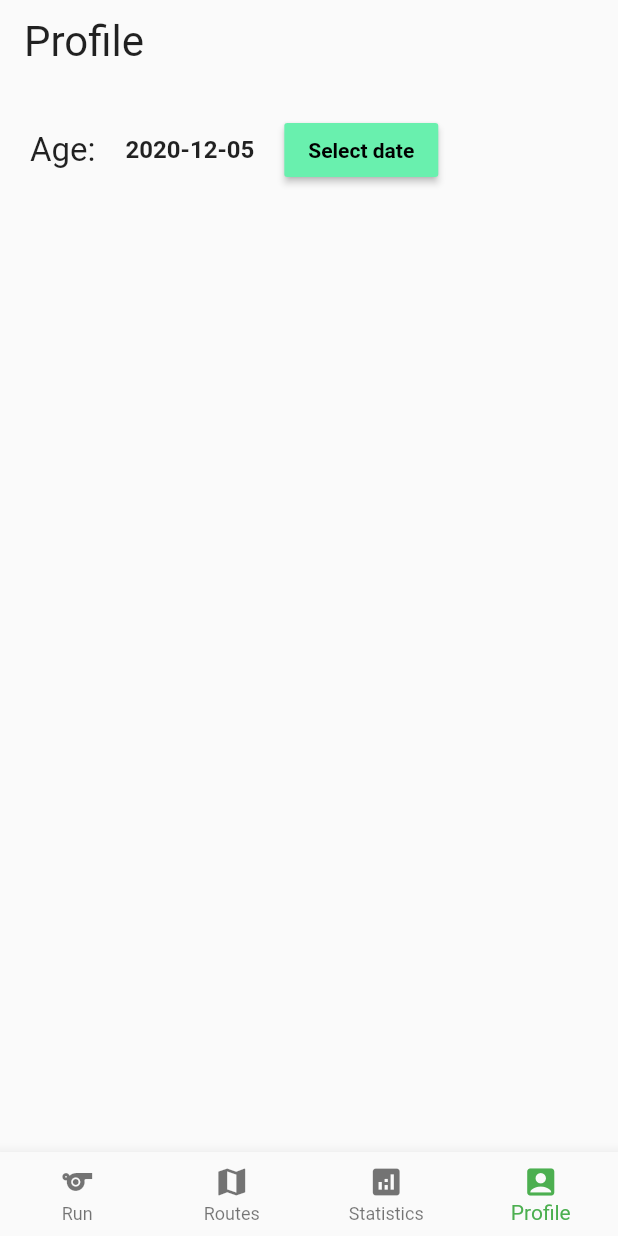
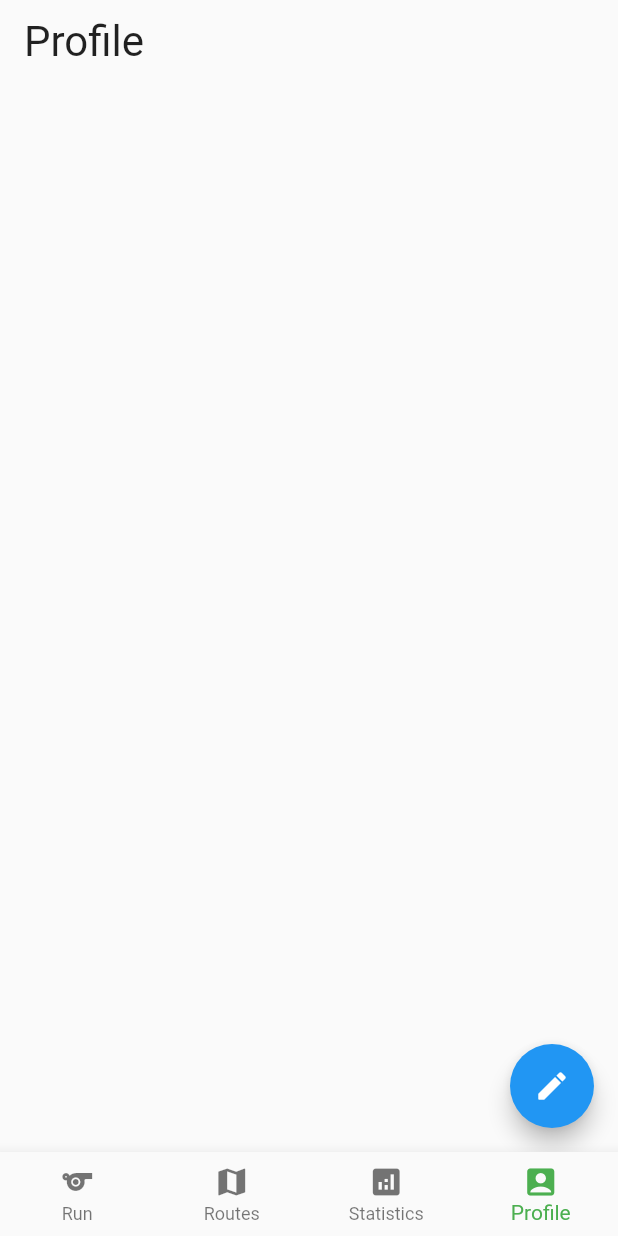
Before and after one commit to comp3330-group-5/Pacey, a Flutter app: the screen it shows after launch, item 4 of the bottom bar chosen, on a phone screen of 412 x 824 dp. Run offline on Flutter 3.47's test engine with Material 2 defaults, Android fonts, the phone set to English and light mode, and no system bars; our stand-ins replace google_fonts, google_maps_flutter; missing offline and left inert: flutter_statusbarcolor.

```diff
--- a/pacey/lib/Navigation.dart
+++ b/pacey/lib/Navigation.dart
@@ -2,7 +2,7 @@ import 'package:flutter/material.dart';
 import 'package:flutter_statusbarcolor/flutter_statusbarcolor.dart';
 import './RoutesPage.dart';
 import './StatisticsPage.dart';
-import './ProfilePage.dart';
+import './ProfilePage/ProfilePage.dart';
 import 'HomePage.dart';
 
 class Navigation extends StatefulWidget {
--- a/pacey/lib/ProfilePage.dart
+++ b/pacey/lib/ProfilePage/ProfilePage.dart
@@ -1,5 +1,7 @@
 import 'package:flutter/material.dart';
 import 'package:google_fonts/google_fonts.dart';
+
+import 'EditProfilePage.dart';
 
 class ProfilePage extends StatefulWidget {
   ProfilePage({Key key}) : super(key: key);
@@ -16,7 +18,7 @@ class _ProfilePageState extends State<ProfilePage> {
       context: context,
       initialDate: DateTime.now(),
       firstDate: DateTime(1940),
-      lastDate: DateTime(2021),
+      lastDate: DateTime.now(),
       helpText: 'Select your birthday',
     );
     if (picked != null && picked != selectedDate)
@@ -42,33 +44,12 @@ class _ProfilePageState extends State<ProfilePage> {
         backgroundColor: Colors.transparent,
         shadowColor: Colors.transparent,
       ),
-      body: Container(
-        margin: EdgeInsets.all(20.0),
-        child: Row(
-          mainAxisAlignment: MainAxisAlignment.start,
-          children: [
-            Text(
-              'Age:',
-              style: GoogleFonts.roboto(
-                textStyle: TextStyle(fontSize: 22, color: Colors.black87),
-              ),
-            ),
-            SizedBox(width: 20),
-            Text(
-              "${selectedDate.toLocal()}".split(' ')[0],
-              style: TextStyle(fontSize: 16, fontWeight: FontWeight.bold),
-            ),
-            SizedBox(width: 20),
-            RaisedButton(
-              onPressed: () => _selectDate(context),
-              child: Text(
-                'Select date',
-                style:
-                    TextStyle(color: Colors.black, fontWeight: FontWeight.bold),
-              ),
-              color: Colors.greenAccent,
-            ),
-          ],
+      body: Container(),
+      floatingActionButton: FloatingActionButton(
+        child: Icon(Icons.edit_rounded),
+        onPressed: () => Navigator.push(
+          context,
+          MaterialPageRoute(builder: (context) => EditProfilePage()),
         ),
       ),
     );
```
Also changed, not shown: pacey/lib/HomePage.dart (+43 -23 lines), pacey/lib/ProfilePage/EditProfilePage.dart (added, +120 -0 lines), pacey/lib/RunPage/RunPage.dart (+37 -14 lines).
